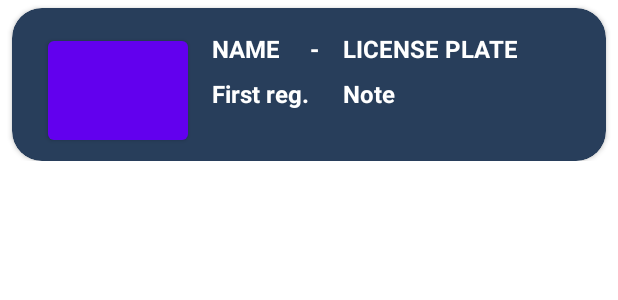
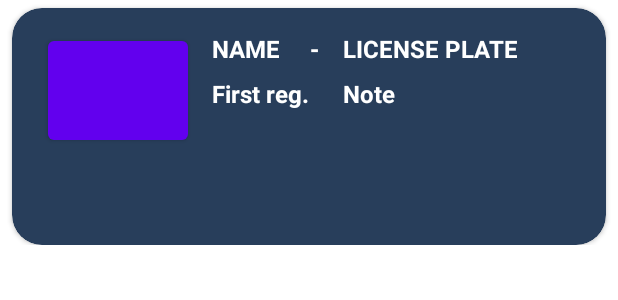
Before and after one commit to Svenko1987/CarLocation, an Android app: the layout vehicle_item.xml on its own in the app's theme, with its tools: preview values and no code run, on a phone screen of 412 x 824 dp. Shown: the top 300 px of the screen. Run offline under Robolectric (Android 15) with nearby library versions, the phone set to English and light mode, and no system bars.

Commit message:
Minor interface changes

```diff
--- a/app/src/main/res/layout/vehicle_item.xml
+++ b/app/src/main/res/layout/vehicle_item.xml
@@ -24,7 +24,7 @@
         <androidx.constraintlayout.widget.ConstraintLayout
             android:id="@+id/constaLay"
             android:layout_width="match_parent"
-            android:layout_height="wrap_content">
+            android:layout_height="match_parent">
 
 
             <TextView
@@ -74,7 +74,7 @@
                 android:layout_height="78dp"
                 android:layout_marginStart="24dp"
                 android:layout_marginTop="16dp"
-                android:layout_marginBottom="8dp"
+                android:layout_marginBottom="64dp"
                 android:contentDescription="Color"
                 app:layout_constraintBottom_toBottomOf="parent"
                 app:layout_constraintStart_toStartOf="parent"
@@ -86,16 +86,14 @@
                 android:layout_width="0dp"
                 android:layout_height="wrap_content"
                 android:layout_marginEnd="16dp"
-                android:layout_marginBottom="8dp"
                 android:minHeight="48dp"
                 android:text="Note"
                 android:textColor="@color/white"
                 android:textSize="16sp"
                 android:textStyle="bold"
-                app:layout_constraintBottom_toBottomOf="parent"
+                app:layout_constraintBaseline_toBaselineOf="@+id/firstRegistrationLb"
                 app:layout_constraintEnd_toEndOf="parent"
-                app:layout_constraintStart_toStartOf="@+id/licensePlateLb"
-                app:layout_constraintTop_toTopOf="@+id/firstRegistrationLb" />
+                app:layout_constraintStart_toStartOf="@+id/licensePlateLb" />
 
             <TextView
                 android:id="@+id/textView"
@@ -109,6 +107,35 @@
                 android:textStyle="bold"
                 app:layout_constraintEnd_toStartOf="@+id/licensePlateLb"
                 app:layout_constraintTop_toTopOf="@+id/vehicleNameLb" />
+
+            <Button
+                android:id="@+id/button"
+                android:layout_width="65dp"
+                android:layout_height="50dp"
+                android:layout_marginTop="8dp"
+                android:background="@drawable/confirm"
+                android:alpha="0"
+                app:layout_constraintStart_toStartOf="@+id/colorPickerBtn"
+                app:layout_constraintTop_toBottomOf="@+id/colorPickerBtn" />
+
+            <Button
+                android:id="@+id/button2"
+                android:layout_width="50dp"
+                android:layout_height="50dp"
+                android:background="@drawable/edit"
+                app:layout_constraintBaseline_toBaselineOf="@+id/button"
+                app:layout_constraintEnd_toStartOf="@+id/button5"
+                android:alpha="0"
+                app:layout_constraintStart_toEndOf="@+id/button" />
+
+            <Button
+                android:id="@+id/button5"
+                android:layout_width="50dp"
+                android:layout_height="50dp"
+                android:background="@drawable/delete"
+                android:alpha="0"
+                app:layout_constraintBaseline_toBaselineOf="@+id/button2"
+                app:layout_constraintEnd_toEndOf="@+id/vehlicleNoteLb" />
         </androidx.constraintlayout.widget.ConstraintLayout>
 
     </androidx.cardview.widget.CardView>
```
Also changed, not shown: app/src/main/res/drawable/confirm.png (added), app/src/main/res/drawable/delete.png (added), app/src/main/res/drawable/edit.png (added).
